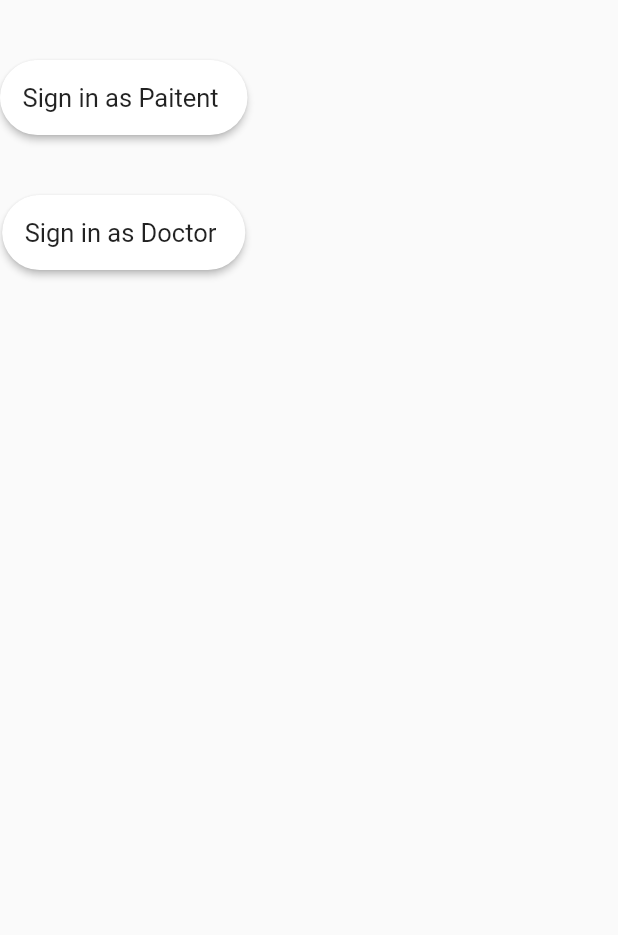
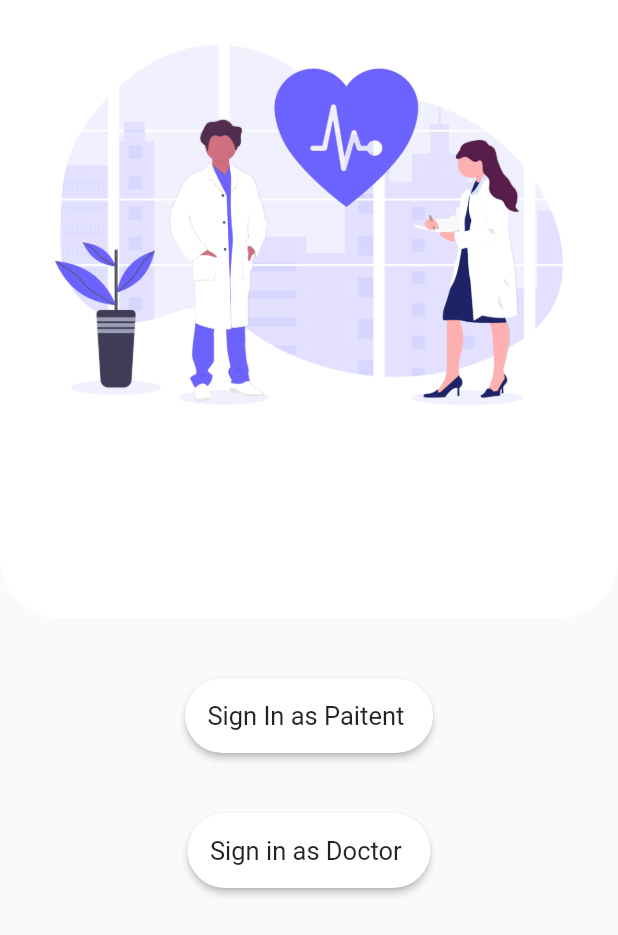
Before and after one commit to iiitv/hackiiitv20-submissions, a Flutter app: the screen it shows after launch, on a phone screen of 412 x 824 dp. Shown: the top 935 px of the screen. Run offline on Flutter 3.47's test engine with Material 2 defaults, Android fonts, the phone set to English and light mode, and no system bars.

Commit message:
sign in page ready

```diff
--- a/team#33 - 3/clinico/lib/pages/signin/signin.dart
+++ b/team#33 - 3/clinico/lib/pages/signin/signin.dart
@@ -8,20 +8,44 @@ class SignInPage extends StatefulWidget {
 }
 
 class _SignInPageState extends State<SignInPage> {
-
   @override
   Widget build(BuildContext context) {
     return Scaffold(
-      body: Container(
-        child: Column(
-          children: [
-            SizedBox(height: 40,),
-            SignButton(name: "Sign in as Paitent "),
-            SizedBox(height: 40,),
-            SignButton(name: "Sign in as Doctor "),
-          ],
+      body: SafeArea(
+        child: Container(
+          child: Column(
+            children: [
+              Stack(
+                children: [
+                  Container(
+                    height: MediaQuery.of(context).size.height*.5,
+                    width: MediaQuery.of(context).size.width,
+                    decoration: BoxDecoration(
+                        color: Colors.white,
+                        borderRadius: BorderRadius.only(
+                          bottomLeft: const Radius.circular(40),
+                          bottomRight: const Radius.circular(40),
+                        )
+                    ),
+                  ),
+                  Center(
+                    child: Container(
+                      child: Image.asset('assets/signin.png', height: 300,),
+                    ),
+                  ),
+                ],
+              ),
+              SizedBox(height: 40,),
+              Center(
+                child: SignButton(name: "Sign In as Paitent "),
+              ),
+              SizedBox(height: 40,),
+              Center(
+                child: SignButton(name: "Sign in as Doctor "),
+              ),
+            ],
+          ),
         ),
       ),
     );
-  }
-}
+  }}
--- a/team#33 - 3/clinico/pubspec.yaml
+++ b/team#33 - 3/clinico/pubspec.yaml
@@ -45,9 +45,8 @@ flutter:
   uses-material-design: true
 
   # To add assets to your application, add an assets section, like this:
-  # assets:
-  #   - images/a_dot_burr.jpeg
-  #   - images/a_dot_ham.jpeg
+  assets:
+    - assets/
 
   # An image asset can refer to one or more resolution-specific "variants", see
   # https://flutter.dev/assets-and-images/#resolution-aware.
```
Also changed, not shown: team#33 - 3/clinico/assets/signin.png (added).
